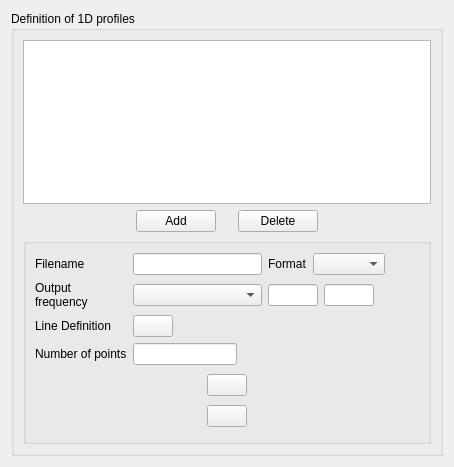
Above: gui/Pages/ProfilesForm.ui from code-saturne/code_saturne before the change. Below: the same form after it.
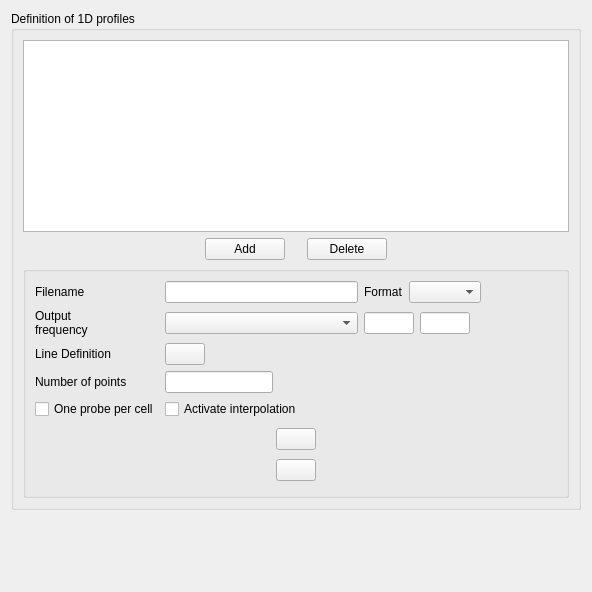
That is the form after the change. Icons and pictures are not drawn.

Commit message: Add more options for probes/profiles:

Diff of the .ui file:
```diff
--- a/gui/Pages/ProfilesForm.ui
+++ b/gui/Pages/ProfilesForm.ui
@@ -6,8 +6,8 @@
    <rect>
     <x>0</x>
     <y>0</y>
-    <width>450</width>
-    <height>467</height>
+    <width>592</width>
+    <height>592</height>
    </rect>
   </property>
   <property name="windowTitle">
@@ -143,24 +143,7 @@
           <layout class="QGridLayout" name="gridLayout_2">
            <item row="0" column="0" colspan="3">
             <layout class="QGridLayout" name="gridLayout">
-             <item row="0" column="0">
-              <widget class="QLabel" name="labelBaseName">
-               <property name="toolTip">
-                <string>&lt;html&gt;&lt;head/&gt;&lt;body&gt;&lt;p&gt;&lt;span style=&quot; font-size:9pt;&quot;&gt;Specify the name of the written file.&lt;/span&gt;&lt;/p&gt;&lt;/body&gt;&lt;/html&gt;</string>
-               </property>
-               <property name="text">
-                <string>Filename</string>
-               </property>
-              </widget>
-             </item>
-             <item row="0" column="1">
-              <widget class="QLineEdit" name="lineEditBaseName">
-               <property name="toolTip">
-                <string>&lt;html&gt;&lt;head/&gt;&lt;body&gt;&lt;p&gt;&lt;span style=&quot; font-size:9pt;&quot;&gt;Specify the name of the written file.&lt;/span&gt;&lt;/p&gt;&lt;/body&gt;&lt;/html&gt;</string>
-               </property>
-              </widget>
-             </item>
-             <item row="0" column="2">
+             <item row="1" column="2">
               <layout class="QHBoxLayout" name="horizontalLayoutFormat">
                <item>
                 <widget class="QLabel" name="labelFormat">
@@ -200,7 +183,7 @@
                </item>
               </layout>
              </item>
-             <item row="1" column="0">
+             <item row="2" column="0">
               <widget class="QLabel" name="labelFreq">
                <property name="toolTip">
                 <string>&lt;html&gt;&lt;head/&gt;&lt;body&gt;&lt;p&gt;&lt;span style=&quot; font-size:9pt;&quot;&gt;Select and specify the output frequency of the 1D profile between:&lt;br/&gt;- At the end of the calculation,&lt;br/&gt;- At each ’n’ time steps.&lt;/span&gt;&lt;/p&gt;&lt;/body&gt;&lt;/html&gt;</string>
@@ -211,14 +194,14 @@
                </property>
               </widget>
              </item>
-             <item row="1" column="1">
+             <item row="2" column="1">
               <widget class="QComboBox" name="comboBoxFreq">
                <property name="toolTip">
                 <string>&lt;html&gt;&lt;head/&gt;&lt;body&gt;&lt;p&gt;&lt;span style=&quot; font-size:9pt;&quot;&gt;Select and specify the output frequency of the 1D profile between:&lt;br/&gt;- At the end of the calculation,&lt;br/&gt;- At each ’n’ time steps.&lt;/span&gt;&lt;/p&gt;&lt;/body&gt;&lt;/html&gt;</string>
                </property>
               </widget>
              </item>
-             <item row="1" column="2">
+             <item row="2" column="2">
               <layout class="QHBoxLayout" name="horizontalLayoutFormat">
                <item>
                 <widget class="QLineEdit" name="lineEditFreq">
@@ -261,7 +244,7 @@
                </item>
               </layout>
              </item>
-             <item row="2" column="0">
+             <item row="3" column="0">
               <widget class="QLabel" name="label_3">
                <property name="toolTip">
                 <string>&lt;html&gt;&lt;head/&gt;&lt;body&gt;&lt;p&gt;&lt;span style=&quot; font-size:9pt;&quot;&gt;Set the parametric equation of the segment through the formula editor.&lt;/span&gt;&lt;/p&gt;&lt;/body&gt;&lt;/html&gt;</string>
@@ -271,7 +254,7 @@
                </property>
               </widget>
              </item>
-             <item row="2" column="1">
+             <item row="3" column="1">
               <layout class="QHBoxLayout" name="horizontalLayout">
                <item>
                 <widget class="QPushButton" name="pushButtonFormula">
@@ -308,7 +291,7 @@
                </item>
               </layout>
              </item>
-             <item row="2" column="2">
+             <item row="3" column="2">
               <spacer name="spacer">
                <property name="orientation">
                 <enum>Qt::Horizontal</enum>
@@ -321,7 +304,7 @@
                </property>
               </spacer>
              </item>
-             <item row="3" column="0">
+             <item row="4" column="0">
               <widget class="QLabel" name="label_2">
                <property name="toolTip">
                 <string>&lt;html&gt;&lt;head/&gt;&lt;body&gt;&lt;p&gt;&lt;span style=&quot; font-size:9pt;&quot;&gt;Specify the number of sample points along the segment.&lt;/span&gt;&lt;/p&gt;&lt;/body&gt;&lt;/html&gt;</string>
@@ -331,7 +314,7 @@
                </property>
               </widget>
              </item>
-             <item row="3" column="1">
+             <item row="4" column="1">
               <layout class="QHBoxLayout" name="horizontalLayout_2">
                <item>
                 <widget class="QLineEdit" name="lineEditNbPoint">
@@ -355,7 +338,7 @@
                </item>
               </layout>
              </item>
-             <item row="3" column="2">
+             <item row="4" column="2">
               <spacer name="spacer_2">
                <property name="orientation">
                 <enum>Qt::Horizontal</enum>
@@ -368,6 +351,37 @@
                </property>
               </spacer>
              </item>
+             <item row="1" column="0">
+              <widget class="QLabel" name="labelBaseName">
+               <property name="toolTip">
+                <string>&lt;html&gt;&lt;head/&gt;&lt;body&gt;&lt;p&gt;&lt;span style=&quot; font-size:9pt;&quot;&gt;Specify the name of the written file.&lt;/span&gt;&lt;/p&gt;&lt;/body&gt;&lt;/html&gt;</string>
+               </property>
+               <property name="text">
+                <string>Filename</string>
+               </property>
+              </widget>
+             </item>
+             <item row="1" column="1">
+              <widget class="QLineEdit" name="lineEditBaseName">
+               <property name="toolTip">
+                <string>&lt;html&gt;&lt;head/&gt;&lt;body&gt;&lt;p&gt;&lt;span style=&quot; font-size:9pt;&quot;&gt;Specify the name of the written file.&lt;/span&gt;&lt;/p&gt;&lt;/body&gt;&lt;/html&gt;</string>
+               </property>
+              </widget>
+             </item>
+             <item row="5" column="1">
+              <widget class="QCheckBox" name="checkBoxActivateInterpolation">
+               <property name="text">
+                <string>Activate interpolation</string>
+               </property>
+              </widget>
+             </item>
+             <item row="5" column="0">
+              <widget class="QCheckBox" name="checkBoxSnapToCenter">
+               <property name="text">
+                <string>One probe per cell</string>
+               </property>
+              </widget>
+             </item>
             </layout>
            </item>
            <item row="1" column="0">
```
Left out of the diff: 44 changed lines with no effect on the pictures. The commit also changes 9 other files.
